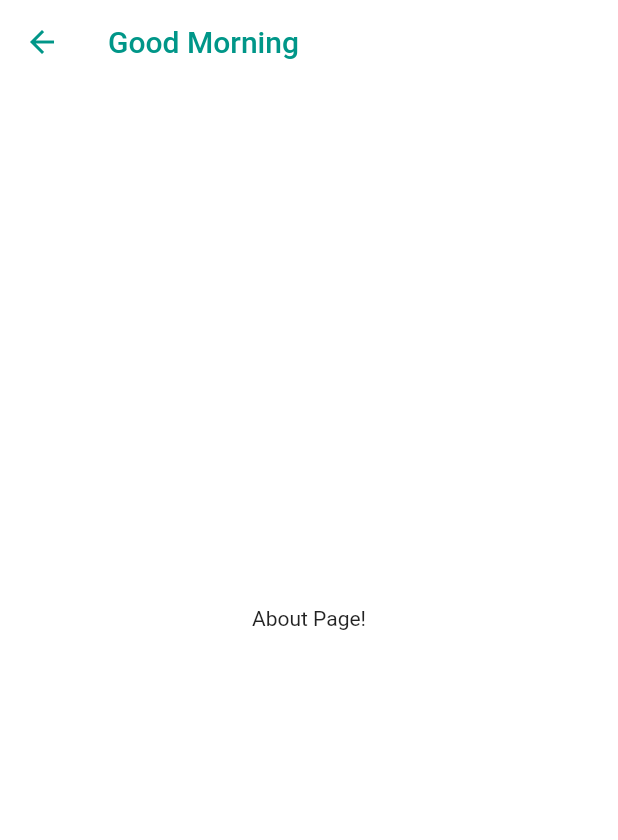
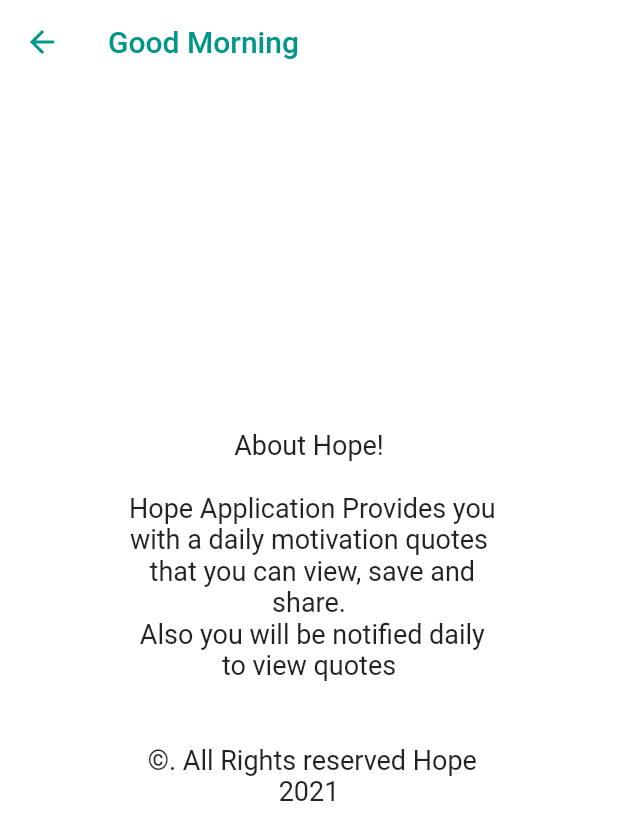
Before and after one commit to SaraAli26/PositiveQuotesApp, a Flutter app: the MyHomePage screen opened directly with empty values, in the side drawer, after a tap on "About Hope", on a phone screen of 412 x 824 dp. Shown: the top 840 px of the screen. Run offline on Flutter 3.47's test engine with Material 2 defaults, Android fonts, the phone set to English and light mode, and no system bars; our stand-ins replace cloud_firestore, convex_bottom_bar, firebase_core, firebase_database, flutter_secure_storage, share and 1 more; accounts and stored records are empty.

Commit message:
About Page Content + Drawer alignment Edit

```diff
--- a/lib/Pages/AboutPage.dart
+++ b/lib/Pages/AboutPage.dart
@@ -32,7 +32,11 @@ class _AboutPageState extends State<AboutPage> {
       backgroundColor: Colors.white,
       body: Center(
         child: Container(
-          child: Text("About Page!"),
+          padding: EdgeInsets.fromLTRB(80, 0, 80, 0),
+
+          child: Text("About Hope! \n \n Hope Application Provides you with a daily motivation quotes \n that you can view, save and share. \n Also you will be "
+              "notified daily to view quotes \n \n \n ©. All Rights reserved Hope " + DateTime.now().year.toString(), textAlign: TextAlign.center,
+            style: TextStyle(fontSize: 18),),
         ),
       )
     );
--- a/lib/main.dart
+++ b/lib/main.dart
@@ -93,6 +93,7 @@ class _MyHomePageState extends State<MyHomePage> {
       drawer: Drawer(
         child: ListView(
           children: [
+            SizedBox(height: 20,),
             ListTile(
               title: const Text('About Hope'),
               trailing: Icon(Icons.help_outline),
```
